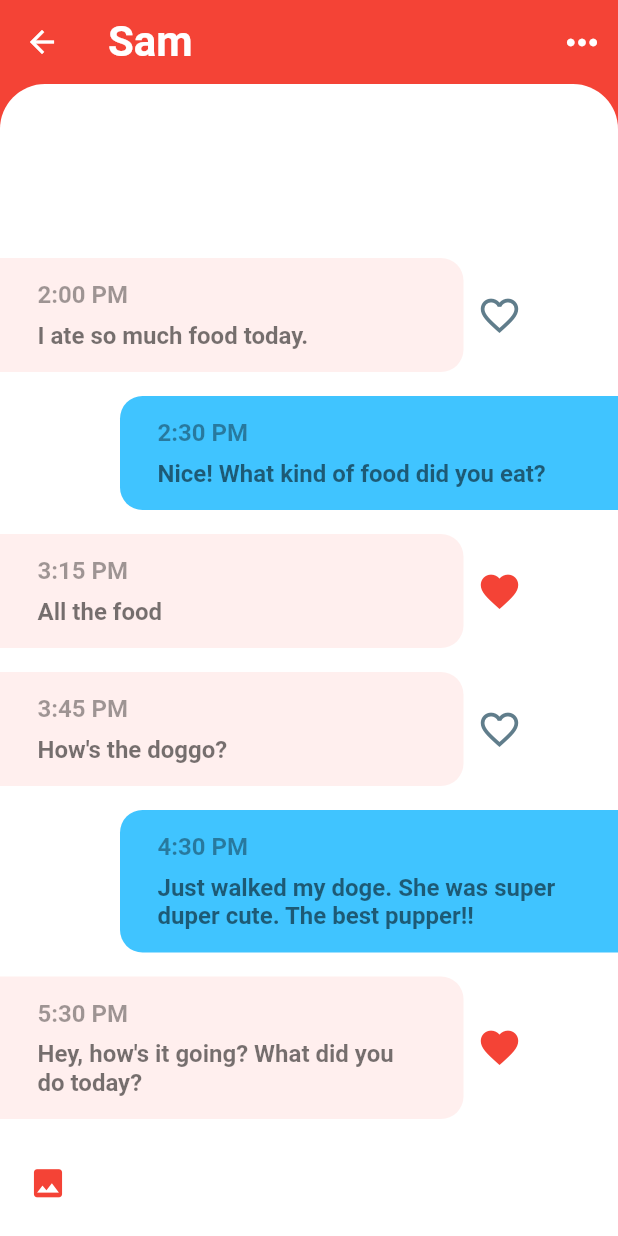
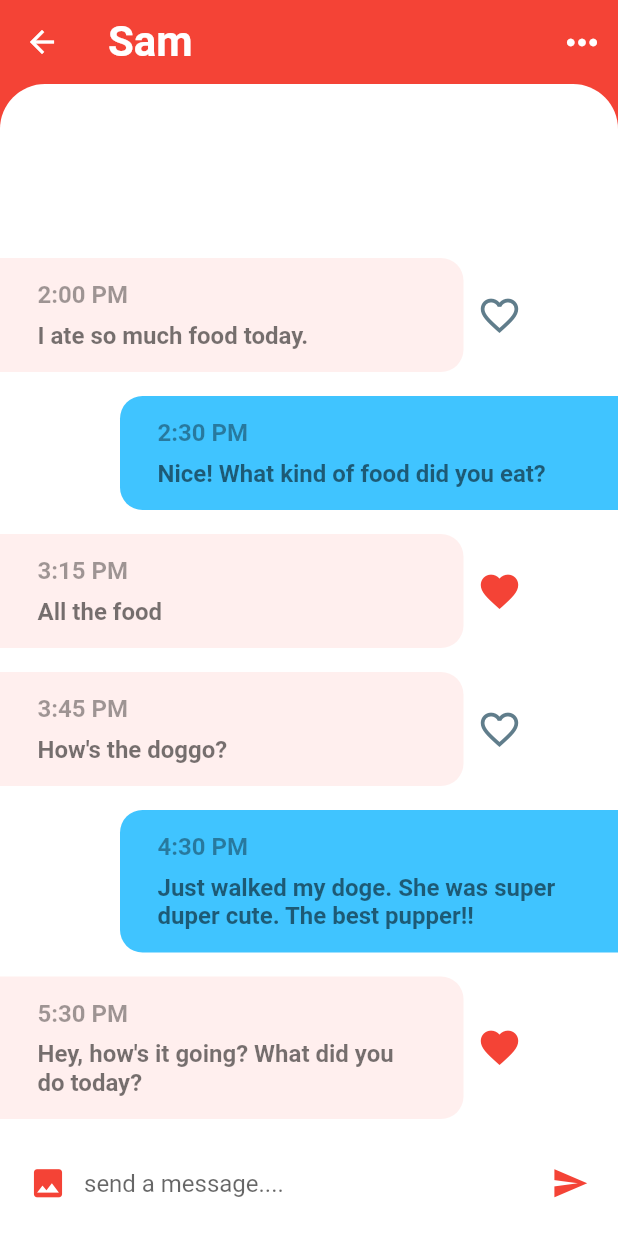
Before and after one commit to amohkaranja/chatapp, a Flutter app: the screen it shows after launch, after a tap on "Sam", on a phone screen of 412 x 824 dp. Run offline on Flutter 3.47's test engine with Material 2 defaults, Android fonts, the phone set to English and light mode, and no system bars.

Commit message:
chat app complete

```diff
--- a/lib/screens/chat_screen.dart
+++ b/lib/screens/chat_screen.dart
@@ -77,6 +77,18 @@ class _ChatScreenState extends State<ChatScreen> {
           icon: Icon(Icons.photo),
           iconSize: 25.0,
           color: Colors.red,
+        ),
+        Expanded(
+            child: TextField(
+          textCapitalization: TextCapitalization.sentences,
+          onChanged: (value) {},
+          decoration: InputDecoration.collapsed(hintText: "send a message...."),
+        )),
+        IconButton(
+          onPressed: () {},
+          icon: Icon(Icons.send),
+          iconSize: 25.0,
+          color: Colors.red,
         )
       ]),
     );
@@ -101,7 +113,9 @@ class _ChatScreenState extends State<ChatScreen> {
           )
         ],
       ),
-      body: Column(
+      body: GestureDetector(
+        onTap: () => FocusScope.of(context).unfocus(),
+        child: Column(
           children: [
             Expanded(
               child: Container(
@@ -129,6 +143,7 @@ class _ChatScreenState extends State<ChatScreen> {
             _buildMessageComposer(),
           ],
         ),
+      ),
     );
   }
 }
```
Lines whose indentation alone changed are shown as unchanged.
